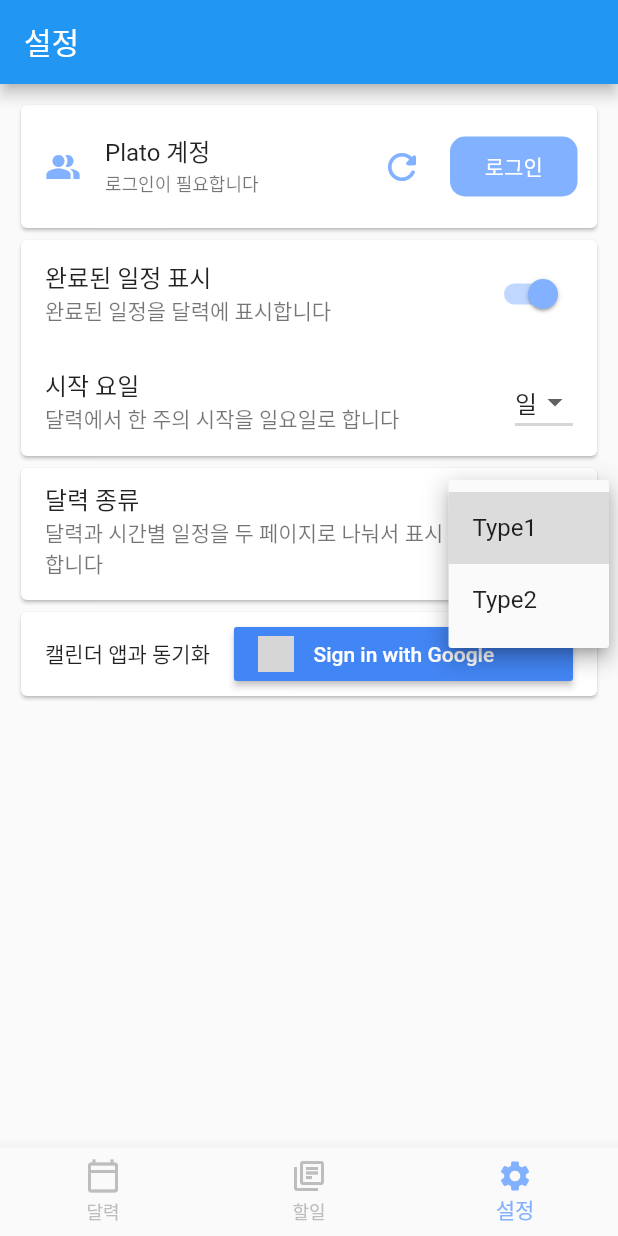
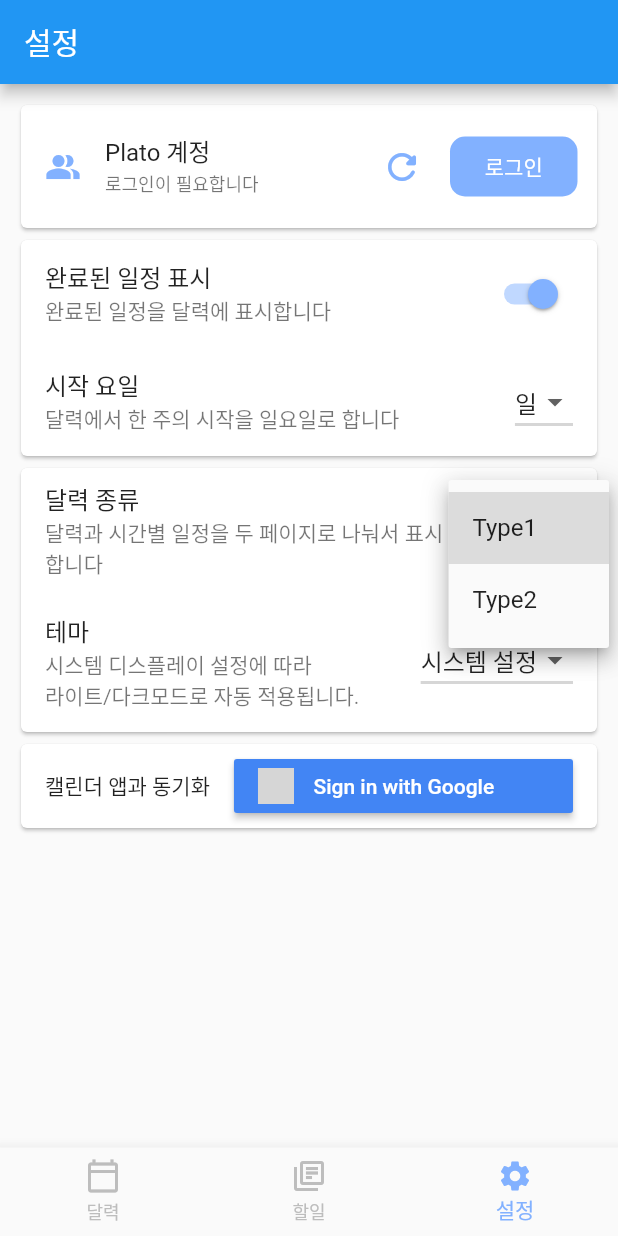
Before and after one commit to seunggil1/PlatoCalendar, a Flutter app: the screen it shows after launch, item 3 of the bottom bar chosen, after a tap on "Type1", on a phone screen of 412 x 824 dp. Run offline on Flutter 3.47's test engine with Material 2 defaults, Android fonts, the phone set to English and light mode, and no system bars; our stand-ins replace auto_size_text, connectivity_plus, dio, firebase_core, firebase_messaging, flutter_datetime_picker and 10 more; missing offline and left inert: googleapis, icalendar_parser, ordered_set; accounts and stored records are empty; network calls fail; statements that could not run were skipped; grey boxes are pictures that could not be loaded.

Commit message:
add UserData.themeMode

```diff
--- a/plato_calendar/lib/Data/database.dart
+++ b/plato_calendar/lib/Data/database.dart
@@ -43,6 +43,7 @@ class Database{
     try{
       Hive.registerAdapter(CalendarDataAdapter());
       Hive.registerAdapter(CalendarTypeAdapter());
+      Hive.registerAdapter(ThemeModeAdapter());
       Hive.registerAdapter(GoogleCalendarTokenAdapter());
     }catch(e){
       if(!e.message.toString().contains("There is already a TypeAdapter"))
@@ -171,6 +172,7 @@ class Database{
     UserData.notificationDay = userDataBox.get('notificationDay');
     UserData.oneStopLastSyncDay = userDataBox.get('oneStopLastSyncDay');
     UserData.semester = userDataBox.get('semester');
+    UserData.themeMode = userDataBox.get('themeMode');
 
   }
 
--- a/plato_calendar/lib/Data/userData.dart
+++ b/plato_calendar/lib/Data/userData.dart
@@ -1,3 +1,4 @@
+import 'package:flutter/material.dart';
 import 'package:hive/hive.dart';
 import '../google/calendar.dart';
 
@@ -67,6 +68,9 @@ class UserData{
   /// Google Calendar 연동을 위한 Token 정보.
   static GoogleCalendarToken googleCalendar;
 
+  /// 다크모드 설정. (시스템 설정, 라이트 모드, 다크모드)
+  static ThemeMode _themeMode;
+
   static int get tapIndex => _tapIndex;
   static int get firstDayOfWeek => _firstDayOfWeek;
   static bool get showFinished => _showFinished;
@@ -81,6 +85,7 @@ class UserData{
   static int get oneStopLastSyncDay => _oneStopLastSyncDay;
   static int get notificationDay => _notificationDay;
   static bool get googleFirstLogin => _googleFirstLogin;
+  static ThemeMode get themeMode => _themeMode;
 
   static set tapIndex(int newValue){
     bool update = true;
@@ -263,4 +268,18 @@ class UserData{
     if(update)
       Database.userDataBox.put('googleFirstLogin', _googleFirstLogin);
   }
+
+  static set themeMode(ThemeMode newValue) {
+    bool update = true;
+    if(newValue == null)
+      update = false;
+
+    if(newValue != null)
+      _themeMode = newValue;
+    else
+      _themeMode = ThemeMode.system;
+
+    if(update)
+      Database.userDataBox.put('themeMode', newValue);
+  }
 }
--- a/plato_calendar/lib/Page/settings.dart
+++ b/plato_calendar/lib/Page/settings.dart
@@ -190,6 +190,37 @@ class _Settings extends State<Setting> with TickerProviderStateMixin{
                               onChanged: (newValue){
                                 setState(() {
                                     UserData.calendarType = newValue;
+                                });
+                              }),
+                          isThreeLine: true
+                    ),
+                    ListTile(
+                          title: Text('테마'),
+                          subtitle: Text(((){
+                            switch (UserData.themeMode) {
+                              case ThemeMode.system:
+                                return "시스템 디스플레이 설정에 따라\n라이트/다크모드로 자동 적용됩니다.";
+                              case ThemeMode.light:
+                                return "밝은 테마를 적용합니다.";
+                              case ThemeMode.dark:
+                                return "어두운 테마를 적용합니다.";
+                            }
+                          })()),
+                          trailing:
+                            DropdownButton(
+                              underline: Container(
+                                height: 2,
+                                color: Colors.grey[350]),
+                              value: UserData.themeMode,
+                              items: [
+                                  DropdownMenuItem<ThemeMode>(value: ThemeMode.system, child: Text('시스템 설정')),
+                                  DropdownMenuItem<ThemeMode>(value: ThemeMode.light, child: Text('라이트 모드')),
+                                  DropdownMenuItem<ThemeMode>(value: ThemeMode.dark, child: Text('다크 모드')),
+                              ],
+                              onChanged: (newValue){
+                                setState(() {
+                                    UserData.themeMode = newValue;
+                                    showToastMessageCenter("어플 재시작시 적용됩니다.");
                                 });
                               }),
                           isThreeLine: true
--- a/plato_calendar/lib/main.dart
+++ b/plato_calendar/lib/main.dart
@@ -59,6 +59,7 @@ class MyApp extends StatelessWidget {
         visualDensity: VisualDensity.adaptivePlatformDensity,
       ),
       darkTheme: ThemeData.dark(),
+      themeMode: UserData.themeMode,
       home: MyHomePage(),
     );
   }
```
Also changed, not shown: plato_calendar/lib/Data/userData.g.dart.
